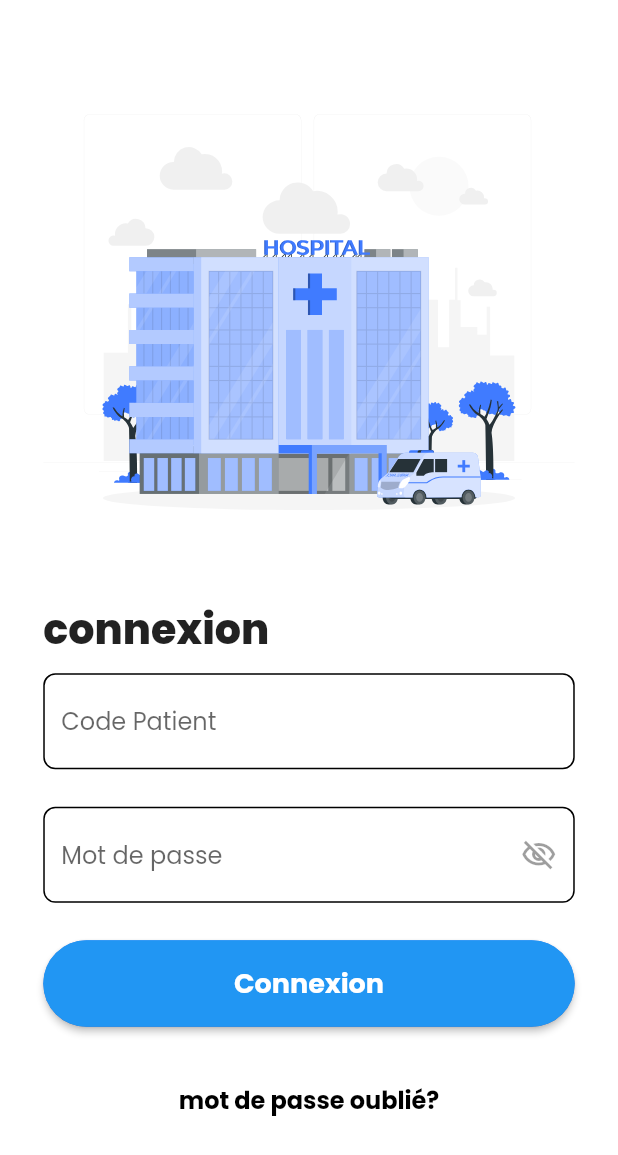
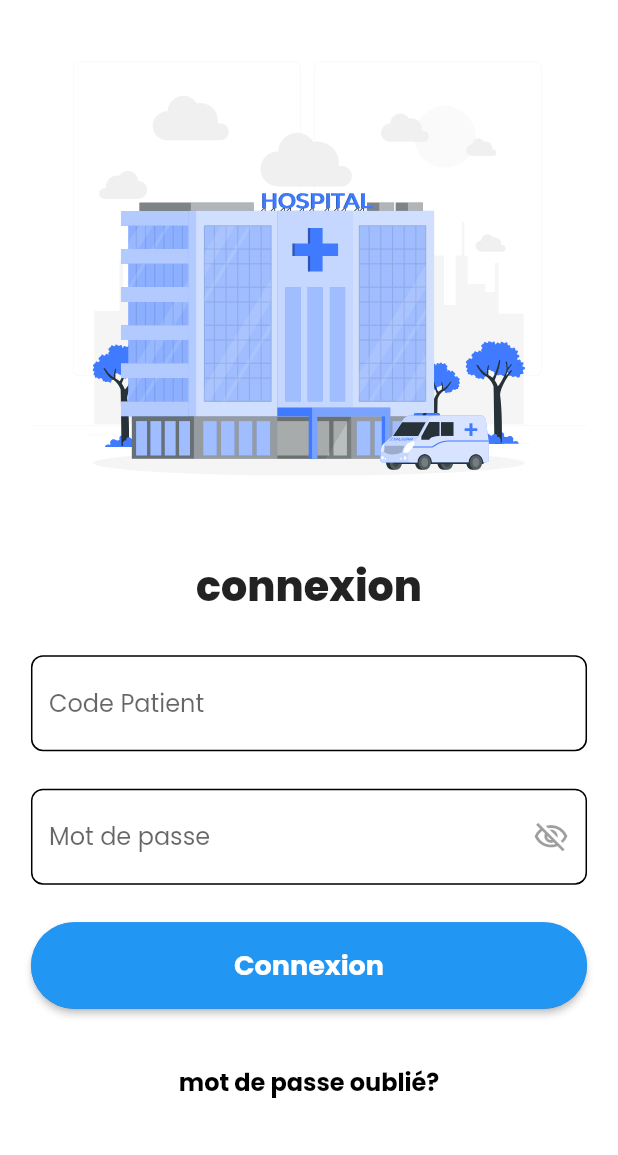
Before and after one commit to graceyaob/doctrosso, a Flutter app: the screen it shows after launch, on a phone screen of 412 x 824 dp. Shown: the top 1155 px of the screen. Run offline on Flutter 3.47's test engine with Material 2 defaults, Android fonts, the phone set to English and light mode, and no system bars; our stand-ins replace flutter_svg, font_awesome_flutter, google_fonts, ionicons.

Commit message:
correction des config.widthSize

```diff
--- a/lib/components/connexion/login_form.dart
+++ b/lib/components/connexion/login_form.dart
@@ -16,7 +16,10 @@ class _LoginFormState extends State<LoginForm> {
   bool osbcurePass = true;
   @override
   Widget build(BuildContext context) {
-    return Form(
+    double largeur = MediaQuery.of(context).size.width;
+    return Padding(
+      padding: EdgeInsets.symmetric(horizontal: largeur * 0.05),
+      child: Form(
         key: _formKey,
         child: Column(
           mainAxisAlignment: MainAxisAlignment.start,
@@ -71,6 +74,7 @@ class _LoginFormState extends State<LoginForm> {
             ),
           ],
         ),
+      ),
     );
   }
 }
--- /dev/null
+++ b/lib/components/squelettePage.dart
@@ -0,0 +1,29 @@
+import 'package:doctrosso/utils/config.dart';
+import 'package:flutter/material.dart';
+
+class PageLayout extends StatelessWidget {
+  final Widget child;
+  final double padding;
+
+  const PageLayout({super.key, required this.padding, required this.child});
+
+  @override
+  Widget build(BuildContext context) {
+    return Scaffold(
+      body: Padding(
+          padding: EdgeInsets.symmetric(
+            horizontal: padding,
+          ), // Ajustez le padding comme nécessaire
+          child: SingleChildScrollView(
+            child: SafeArea(
+              child: Column(
+                crossAxisAlignment: CrossAxisAlignment.start,
+                children: [
+                  child, // Contenu spécifique à chaque page
+                ],
+              ),
+            ),
+          )),
+    );
+  }
+}
--- a/lib/pages/login.dart
+++ b/lib/pages/login.dart
@@ -1,4 +1,5 @@
 import 'package:doctrosso/components/connexion/login_form.dart';
+import 'package:doctrosso/components/squelettePage.dart';
 import 'package:doctrosso/utils/config.dart';
 import 'package:doctrosso/utils/text.dart';
 import 'package:flutter/material.dart';
@@ -15,29 +16,21 @@ class _AuthPageStateState extends State<AuthPageState> {
   @override
   Widget build(BuildContext context) {
     double largeur = MediaQuery.of(context).size.width;
-    double hauteur = MediaQuery.of(context).size.height;
-    return Scaffold(
-      body: Padding(
-          padding: EdgeInsets.symmetric(
-              horizontal: largeur * 0.07, vertical: largeur * 0.07),
-          child: SingleChildScrollView(
-            child: SafeArea(
+
+    return PageLayout(
+      padding: 0.05,
       child: Column(
-              mainAxisAlignment: MainAxisAlignment.start,
-              crossAxisAlignment: CrossAxisAlignment.start,
         children: [
           SvgPicture.asset(
             "assets/images/Hospital.svg",
-                  height: hauteur * 0.45,
+            height: largeur * 0.9,
           ),
           Text(
             AppText.enText['connexion']!,
-                  style: TextStyle(
-                      fontWeight: FontWeight.w800, fontSize: largeur / 15),
+            style:
+                TextStyle(fontWeight: FontWeight.w800, fontSize: largeur / 15),
           ),
-                SizedBox(
-                  height: hauteur * 0.01,
-                ),
+          Config.spaceSmall,
           const LoginForm(),
           Config.spaceSmall,
           Center(
@@ -53,8 +46,7 @@ class _AuthPageStateState extends State<AuthPageState> {
             ),
           ),
         ],
-            )),
-          )),
+      ),
     );
   }
 }
```
Also changed, not shown: lib/components/home/containerImage.dart (+17 -6 lines), lib/pages/home.dart (+8 -15 lines). Lines whose indentation alone changed are shown as unchanged.
